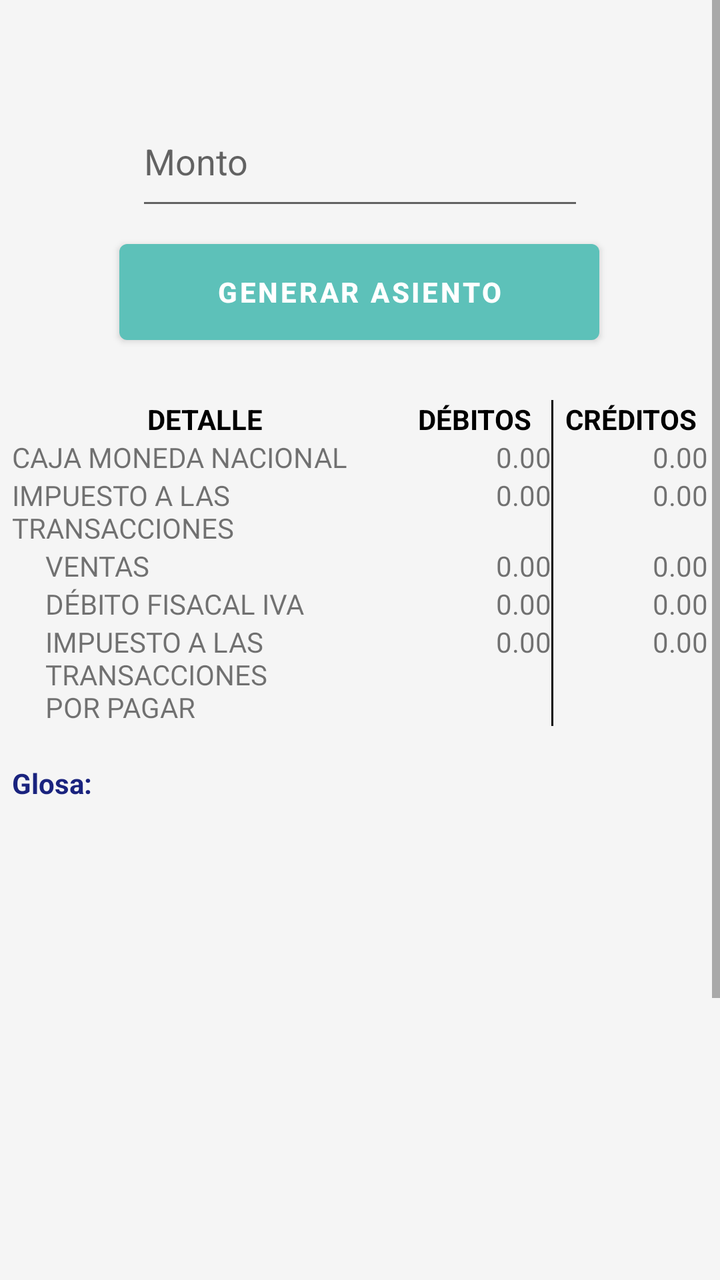
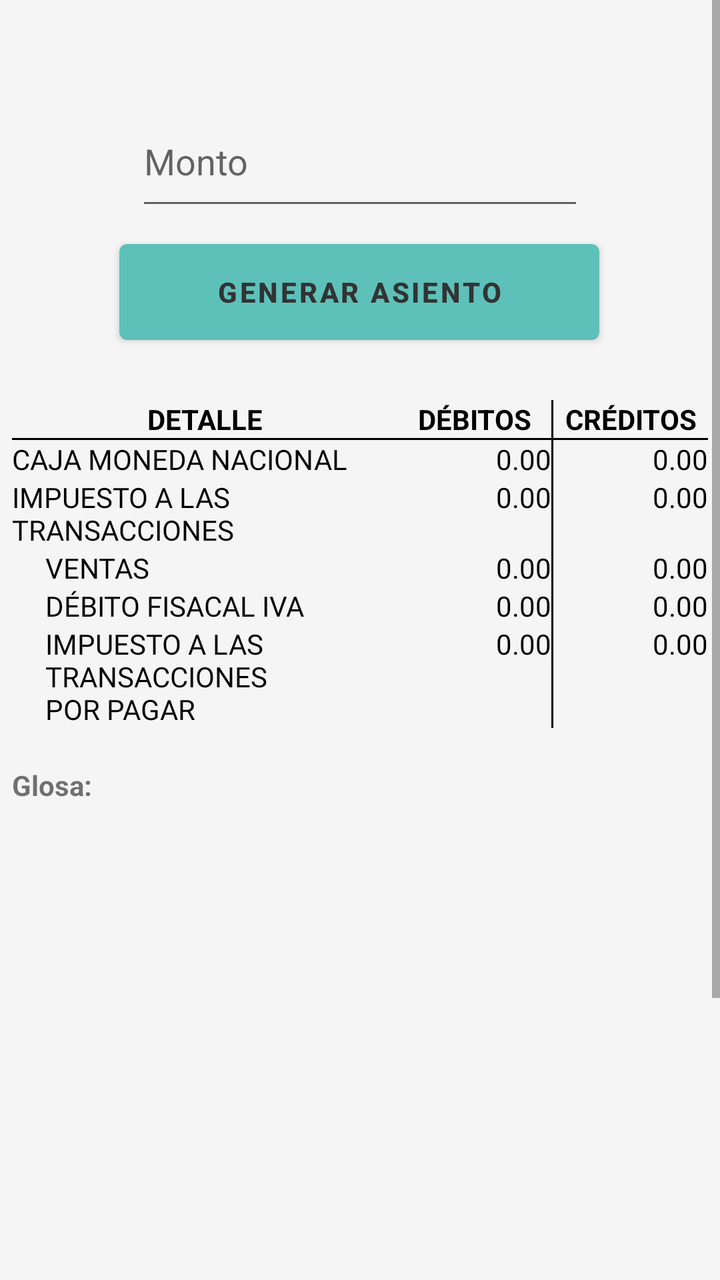

Two renders of the same Android screen: before a commit and after it. Below are the layout's source before the change and the commit's diff.
<!-- AndroidManifest.xml: application theme Theme.ContabilidadBasicaBolivia -->
<!-- res/layout/activity_ventas.xml -->
<?xml version="1.0" encoding="utf-8"?>
<ScrollView
    xmlns:android="http://schemas.android.com/apk/res/android"
    xmlns:app="http://schemas.android.com/apk/res-auto"
    xmlns:tools="http://schemas.android.com/tools"
    android:layout_width="match_parent"
    android:layout_height="match_parent"
    tools:context="com.datos.contabilidadbasicabolivia.Ventas">

    <androidx.constraintlayout.widget.ConstraintLayout
        android:layout_width="match_parent"
        android:layout_height="wrap_content"
        android:background="#F5F5F5">


    <EditText
        android:id="@+id/editTextNumber"
        android:layout_width="224dp"
        android:layout_height="62dp"
        android:layout_marginTop="48dp"
        android:ems="10"
        android:hint="Monto"
        android:inputType="text"
        android:textColor="@color/black"
        app:layout_constraintEnd_toEndOf="parent"
        app:layout_constraintStart_toStartOf="parent"
        app:layout_constraintTop_toTopOf="parent" />

    <Button
        android:id="@+id/button"
        android:layout_width="240dp"
        android:layout_height="60dp"
        android:layout_marginTop="6dp"
        android:onClick="Generar"
        android:text="Generar Asiento"
        android:textStyle="bold"
        android:textColor="#ffffff"
        android:theme="@style/button1"
        app:layout_constraintEnd_toEndOf="parent"
        app:layout_constraintHorizontal_bias="0.497"
        app:layout_constraintStart_toStartOf="parent"
        app:layout_constraintTop_toBottomOf="@+id/editTextNumber" />

        <TableLayout
            android:layout_width="348dp"
            android:layout_height="621dp"
            android:layout_marginTop="24dp"
            app:layout_constraintBottom_toBottomOf="parent"
            app:layout_constraintEnd_toEndOf="parent"
            app:layout_constraintStart_toStartOf="parent"
            app:layout_constraintTop_toBottomOf="@+id/button"
            app:layout_constraintVertical_bias="0.0">

            <TableRow
                android:layout_width="match_parent"
                android:layout_height="wrap_content">

                <TextView
                    android:id="@+id/textView1"
                    android:layout_width="0dp"
                    android:layout_height="wrap_content"
                    android:layout_weight="2.5"
                    android:gravity="center"
                    android:textColor="#000000"
                    android:text="DETALLE"
                    android:textStyle="bold" />

                <TextView
                    android:id="@+id/textView2"
                    android:layout_width="0dp"
                    android:layout_height="wrap_content"
                    android:layout_weight="1"
                    android:gravity="center"
                    android:textColor="#000000"
                    android:text="DÉBITOS"
                    android:textStyle="bold" />


                <View
                    android:layout_width="1dp"
                    android:layout_height="match_parent"
                    android:background="#000000" />

                <TextView
                    android:id="@+id/textView3"
                    android:layout_width="0dp"
                    android:layout_height="wrap_content"
                    android:layout_weight="1"
                    android:gravity="center"
                    android:textColor="#000000"
                    android:text="CRÉDITOS"
                    android:textStyle="bold" />
            </TableRow>

            <TableRow
                android:layout_width="match_parent"
                android:layout_height="wrap_content">

                <TextView
                    android:id="@+id/textView4"
                    android:layout_width="0dp"
                    android:layout_height="wrap_content"
                    android:layout_weight="2.5"
                    android:fontFamily="@font/sriracha"
                    android:text="CAJA MONEDA NACIONAL" />

                <TextView
                    android:id="@+id/espacio_01"
                    android:layout_width="0dp"
                    android:layout_height="wrap_content"
                    android:layout_weight="1"
                    android:gravity="right"
                    android:text="0.00" />

                <View
                    android:layout_width="1dp"
                    android:layout_height="match_parent"
                    android:background="#000000" />

                <TextView
                    android:id="@+id/espacio_02"
                    android:layout_width="0dp"
                    android:layout_height="wrap_content"
                    android:layout_weight="1"
                    android:gravity="right"
                    android:text="0.00" />
            </TableRow>

            <TableRow
                android:layout_width="match_parent"
                android:layout_height="wrap_content">

                <TextView
                    android:id="@+id/textView41"
                    android:layout_width="0dp"
                    android:layout_height="wrap_content"
                    android:layout_weight="2.5"
                    android:fontFamily="@font/sriracha"
                    android:text="IMPUESTO A LAS TRANSACCIONES" />

                <TextView
                    android:id="@+id/espacio_03"
                    android:layout_width="0dp"
                    android:layout_height="wrap_content"
                    android:layout_weight="1"
                    android:gravity="right"
                    android:text="0.00" />

                <View
                    android:layout_width="1dp"
                    android:layout_height="match_parent"
                    android:background="#000000" />

                <TextView
                    android:id="@+id/espacio_04"
                    android:layout_width="0dp"
                    android:layout_height="wrap_content"
                    android:layout_weight="1"
                    android:gravity="right"
                    android:text="0.00" />
            </TableRow>

            <TableRow
                android:layout_width="match_parent"
                android:layout_height="wrap_content">

                <TextView
                    android:id="@+id/textView31"
                    android:layout_width="0dp"
                    android:layout_height="wrap_content"
                    android:layout_weight="2.5"
                    android:fontFamily="@font/sriracha"
                    android:text="     VENTAS" />

                <TextView
                    android:id="@+id/espacio_05"
                    android:layout_width="0dp"
                    android:layout_height="wrap_content"
                    android:layout_weight="1"
                    android:gravity="right"
                    android:text="0.00" />

                <View
                    android:layout_width="1dp"
                    android:layout_height="match_parent"
                    android:background="#000000" />

                <TextView
                    android:id="@+id/espacio_06"
                    android:layout_width="0dp"
                    android:layout_height="wrap_content"
                    android:layout_weight="1"
                    android:gravity="right"
                    android:text="0.00" />
            </TableRow>

            <TableRow
                android:layout_width="match_parent"
                android:layout_height="wrap_content">

                <TextView
                    android:id="@+id/textView32"
                    android:layout_width="0dp"
                    android:layout_height="wrap_content"
                    android:layout_weight="2.5"
                    android:fontFamily="@font/sriracha"
                    android:text="     DÉBITO FISACAL IVA" />

                <TextView
                    android:id="@+id/espacio_07"
                    android:layout_width="0dp"
                    android:layout_height="wrap_content"
                    android:layout_weight="1"
                    android:gravity="right"
                    android:text="0.00" />

                <View
                    android:layout_width="1dp"
                    android:layout_height="match_parent"
                    android:background="#000000" />

                <TextView
                    android:id="@+id/espacio_08"
                    android:layout_width="0dp"
                    android:layout_height="wrap_content"
                    android:layout_weight="1"
                    android:gravity="right"
                    android:text="0.00" />
            </TableRow>

            <TableRow
                android:layout_width="match_parent"
                android:layout_height="wrap_content">

                <TextView
                    android:id="@+id/textView35"
                    android:layout_width="0dp"
                    android:layout_height="wrap_content"
                    android:layout_weight="2.5"
                    android:fontFamily="@font/sriracha"
                    android:text="     IMPUESTO A LAS\n     TRANSACCIONES\n     POR PAGAR" />

                <TextView
                    android:id="@+id/espacio_09"
                    android:layout_width="0dp"
                    android:layout_height="wrap_content"
                    android:layout_weight="1"
                    android:gravity="right"
                    android:text="0.00" />

                <View
                    android:layout_width="1dp"
                    android:layout_height="match_parent"
                    android:background="#000000" />

                <TextView
                    android:id="@+id/espacio_10"
                    android:layout_width="0dp"
                    android:layout_height="wrap_content"
                    android:layout_weight="1"
                    android:gravity="right"
                    android:text="0.00" />
            </TableRow>

            <TableRow
                android:layout_width="match_parent"
                android:layout_height="wrap_content">

                <TextView
                    android:id="@+id/glosanull"
                    android:layout_width="0dp"
                    android:layout_height="wrap_content"
                    android:layout_weight="2.5"
                    android:textStyle="bold" />
            </TableRow>

            <TableRow
                android:id="@+id/tableRow"
                android:layout_width="match_parent"
                android:layout_height="wrap_content">

                <TextView
                    android:id="@+id/glosa_01"
                    android:layout_width="0dp"
                    android:layout_height="wrap_content"
                    android:layout_weight="2.5"
                    android:text="Glosa:"
                    android:textColor="#1A237E"
                    android:textStyle="bold" />
            </TableRow>

            <TableRow
                android:layout_width="match_parent"
                android:layout_height="wrap_content">

                <TextView
                    android:id="@+id/glosanull2"
                    android:layout_width="0dp"
                    android:layout_height="wrap_content"
                    android:layout_weight="2.5"
                    android:textStyle="bold" />
            </TableRow>

            <TableRow
                android:layout_width="match_parent"
                android:layout_height="wrap_content">

                <TextView
                    android:id="@+id/informacion"
                    android:layout_width="0dp"
                    android:layout_height="wrap_content"
                    android:layout_weight="2.5"
                    android:textColor="#402945"
                    android:textStyle="bold" />
            </TableRow>

            <TableRow
                android:layout_width="match_parent"
                android:layout_height="wrap_content">

                <TextView
                    android:id="@+id/notanull"
                    android:layout_width="0dp"
                    android:layout_height="wrap_content"
                    android:layout_weight="2.5"
                    android:textStyle="bold" />
            </TableRow>

            <TableRow
                android:layout_width="match_parent"
                android:layout_height="wrap_content">

                <TextView
                    android:id="@+id/nota1"
                    android:layout_width="0dp"
                    android:layout_height="wrap_content"
                    android:layout_weight="2.5"
                    android:textColor="#402945"
                    android:textStyle="bold" />
            </TableRow>

            <TableRow
                android:layout_width="match_parent"
                android:layout_height="wrap_content">

                <TextView
                    android:id="@+id/notanull1"
                    android:layout_width="0dp"
                    android:layout_height="wrap_content"
                    android:layout_weight="2.5"
                    android:textColor="#402945"
                    android:textStyle="bold" />
            </TableRow>

            <TableRow
                android:layout_width="match_parent"
                android:layout_height="wrap_content">

                <TextView
                    android:id="@+id/nota2"
                    android:layout_width="0dp"
                    android:layout_height="wrap_content"
                    android:layout_weight="2.5"
                    android:textColor="#402945"
                    android:textStyle="bold" />
            </TableRow>

            <TableRow
                android:layout_width="match_parent"
                android:layout_height="wrap_content">

                <TextView
                    android:id="@+id/nota3"
                    android:layout_width="0dp"
                    android:layout_height="wrap_content"
                    android:layout_weight="2.5"
                    android:textColor="#402945"
                    android:textStyle="bold" />
            </TableRow>
        </TableLayout>
    </androidx.constraintlayout.widget.ConstraintLayout>
</ScrollView>
<!-- resources referenced by this layout -->
<resources>
  <color name="black">#FF000000</color>
  <style name="button1" parent="Theme.AppCompat.Light.NoActionBar">
          <item name="colorPrimary">@color/red</item>
          <item name="colorPrimaryVariant">@color/lightGray</item>
          <item name="android:textColorPrimary">@color/navy</item>
          <item name="android:statusBarColor">@color/darkGreen</item>
      </style>
  <style name="Theme.ContabilidadBasicaBolivia" parent="Base.Theme.ContabilidadBasicaBolivia" />
  <color name="red">#5DC1B9</color>
  <color name="lightGray">#D3D3D3</color>
  <color name="navy">#000080</color>
  <color name="darkGreen">#006400</color>
  <style name="Base.Theme.ContabilidadBasicaBolivia" parent="Theme.MaterialComponents.DayNight.NoActionBar">
          
          
          <item name="colorPrimary">@color/white</item>
          <item name="colorPrimaryVariant">@color/black</item>
          <item name="android:textColorPrimary">@color/white</item>
          <item name="android:statusBarColor">@color/red</item>
  
      </style>
  <color name="white">#FFFFFFFF</color>
</resources>

<!-- the commit's change to res/layout/activity_ventas.xml (unified diff, before → after) -->
@@ -34,7 +34,7 @@
         android:onClick="Generar"
         android:text="Generar Asiento"
         android:textStyle="bold"
-        android:textColor="#ffffff"
+        android:textColor="#333333"
         android:theme="@style/button1"
         app:layout_constraintEnd_toEndOf="parent"
         app:layout_constraintHorizontal_bias="0.497"
@@ -91,6 +91,10 @@
                     android:text="CRÉDITOS"
                     android:textStyle="bold" />
             </TableRow>
+            <View
+                android:layout_width="match_parent"
+                android:layout_height="1dp"
+                android:background="#000000" />
 
             <TableRow
                 android:layout_width="match_parent"
@@ -102,6 +106,7 @@
                     android:layout_height="wrap_content"
                     android:layout_weight="2.5"
                     android:fontFamily="@font/sriracha"
+                    android:textColor="@color/black"
                     android:text="CAJA MONEDA NACIONAL" />
 
                 <TextView
@@ -110,6 +115,7 @@
                     android:layout_height="wrap_content"
                     android:layout_weight="1"
                     android:gravity="right"
+                    android:textColor="@color/black"
                     android:text="0.00" />
 
                 <View
@@ -123,6 +129,7 @@
                     android:layout_height="wrap_content"
                     android:layout_weight="1"
                     android:gravity="right"
+                    android:textColor="@color/black"
                     android:text="0.00" />
             </TableRow>
 
@@ -136,6 +143,7 @@
                     android:layout_height="wrap_content"
                     android:layout_weight="2.5"
                     android:fontFamily="@font/sriracha"
+                    android:textColor="@color/black"
                     android:text="IMPUESTO A LAS TRANSACCIONES" />
 
                 <TextView
@@ -144,6 +152,7 @@
                     android:layout_height="wrap_content"
                     android:layout_weight="1"
                     android:gravity="right"
+                    android:textColor="@color/black"
                     android:text="0.00" />
 
                 <View
@@ -157,6 +166,7 @@
                     android:layout_height="wrap_content"
                     android:layout_weight="1"
                     android:gravity="right"
+                    android:textColor="@color/black"
                     android:text="0.00" />
             </TableRow>
 
@@ -170,6 +180,7 @@
                     android:layout_height="wrap_content"
                     android:layout_weight="2.5"
                     android:fontFamily="@font/sriracha"
+                    android:textColor="@color/black"
                     android:text="     VENTAS" />
 
                 <TextView
@@ -178,6 +189,7 @@
                     android:layout_height="wrap_content"
                     android:layout_weight="1"
                     android:gravity="right"
+                    android:textColor="@color/black"
                     android:text="0.00" />
 
                 <View
@@ -191,6 +203,7 @@
                     android:layout_height="wrap_content"
                     android:layout_weight="1"
                     android:gravity="right"
+                    android:textColor="@color/black"
                     android:text="0.00" />
             </TableRow>
 
@@ -204,6 +217,7 @@
                     android:layout_height="wrap_content"
                     android:layout_weight="2.5"
                     android:fontFamily="@font/sriracha"
+                    android:textColor="@color/black"
                     android:text="     DÉBITO FISACAL IVA" />
 
                 <TextView
@@ -212,6 +226,7 @@
                     android:layout_height="wrap_content"
                     android:layout_weight="1"
                     android:gravity="right"
+                    android:textColor="@color/black"
                     android:text="0.00" />
 
                 <View
@@ -225,6 +240,7 @@
                     android:layout_height="wrap_content"
                     android:layout_weight="1"
                     android:gravity="right"
+                    android:textColor="@color/black"
                     android:text="0.00" />
             </TableRow>
 
@@ -238,6 +254,7 @@
                     android:layout_height="wrap_content"
                     android:layout_weight="2.5"
                     android:fontFamily="@font/sriracha"
+                    android:textColor="@color/black"
                     android:text="     IMPUESTO A LAS\n     TRANSACCIONES\n     POR PAGAR" />
 
                 <TextView
@@ -246,6 +263,7 @@
                     android:layout_height="wrap_content"
                     android:layout_weight="1"
                     android:gravity="right"
+                    android:textColor="@color/black"
                     android:text="0.00" />
 
                 <View
@@ -259,6 +277,7 @@
                     android:layout_height="wrap_content"
                     android:layout_weight="1"
                     android:gravity="right"
+                    android:textColor="@color/black"
                     android:text="0.00" />
             </TableRow>
 
@@ -285,7 +304,6 @@
                     android:layout_height="wrap_content"
                     android:layout_weight="2.5"
                     android:text="Glosa:"
-                    android:textColor="#1A237E"
                     android:textStyle="bold" />
             </TableRow>
 
